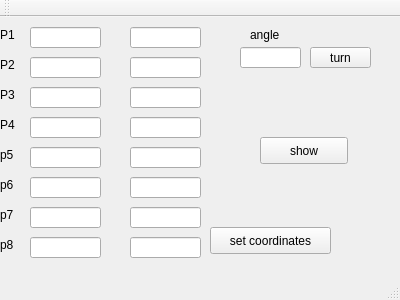
The window that mainwindow.ui (romangr/KG1) describes before a commit, drawn with Qt 5.
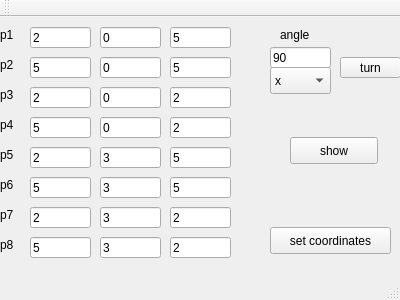
The same window after the commit.

Commit message: Всё что только можно, но не вывод проекции в графическом виде. Прицепил графический ввод входных данных, привязал кнопки. Вроде как данные считываюся, а методы вызываются. ПОубирал местами лишние isFinalized(). Прицепил QGraphicsView, похоже через него попробую рисовать. В теории всё ерунда.

```diff
--- a/mainwindow.ui
+++ b/mainwindow.ui
@@ -14,26 +14,6 @@
    <string>MainWindow</string>
   </property>
   <widget class="QWidget" name="centralWidget">
-   <widget class="QLineEdit" name="lineEdit">
-    <property name="geometry">
-     <rect>
-      <x>30</x>
-      <y>10</y>
-      <width>71</width>
-      <height>21</height>
-     </rect>
-    </property>
-   </widget>
-   <widget class="QLineEdit" name="lineEdit_2">
-    <property name="geometry">
-     <rect>
-      <x>130</x>
-      <y>10</y>
-      <width>71</width>
-      <height>21</height>
-     </rect>
-    </property>
-   </widget>
    <widget class="QLabel" name="label">
     <property name="geometry">
      <rect>
@@ -44,27 +24,7 @@
      </rect>
     </property>
     <property name="text">
-     <string>P1</string>
-    </property>
-   </widget>
-   <widget class="QLineEdit" name="lineEdit_3">
-    <property name="geometry">
-     <rect>
-      <x>130</x>
-      <y>40</y>
-      <width>71</width>
-      <height>21</height>
-     </rect>
-    </property>
-   </widget>
-   <widget class="QLineEdit" name="lineEdit_4">
-    <property name="geometry">
-     <rect>
-      <x>30</x>
-      <y>40</y>
-      <width>71</width>
-      <height>21</height>
-     </rect>
+     <string>p1</string>
     </property>
    </widget>
    <widget class="QLabel" name="label_2">
@@ -77,27 +37,7 @@
      </rect>
     </property>
     <property name="text">
-     <string>P2</string>
-    </property>
-   </widget>
-   <widget class="QLineEdit" name="lineEdit_5">
-    <property name="geometry">
-     <rect>
-      <x>130</x>
-      <y>70</y>
-      <width>71</width>
-      <height>21</height>
-     </rect>
-    </property>
-   </widget>
-   <widget class="QLineEdit" name="lineEdit_6">
-    <property name="geometry">
-     <rect>
-      <x>30</x>
-      <y>70</y>
-      <width>71</width>
-      <height>21</height>
-     </rect>
+     <string>p2</string>
     </property>
    </widget>
    <widget class="QLabel" name="label_3">
@@ -110,27 +50,7 @@
      </rect>
     </property>
     <property name="text">
-     <string>P3</string>
-    </property>
-   </widget>
-   <widget class="QLineEdit" name="lineEdit_7">
-    <property name="geometry">
-     <rect>
-      <x>130</x>
-      <y>100</y>
-      <width>71</width>
-      <height>21</height>
-     </rect>
-    </property>
-   </widget>
-   <widget class="QLineEdit" name="lineEdit_8">
-    <property name="geometry">
-     <rect>
-      <x>30</x>
-      <y>100</y>
-      <width>71</width>
-      <height>21</height>
-     </rect>
+     <string>p3</string>
     </property>
    </widget>
    <widget class="QLabel" name="label_4">
@@ -143,17 +63,7 @@
      </rect>
     </property>
     <property name="text">
-     <string>P4</string>
-    </property>
-   </widget>
-   <widget class="QLineEdit" name="lineEdit_9">
-    <property name="geometry">
-     <rect>
-      <x>130</x>
-      <y>190</y>
-      <width>71</width>
-      <height>21</height>
-     </rect>
+     <string>p4</string>
     </property>
    </widget>
    <widget class="QLabel" name="label_5">
@@ -169,16 +79,6 @@
      <string>p6</string>
     </property>
    </widget>
-   <widget class="QLineEdit" name="lineEdit_10">
-    <property name="geometry">
-     <rect>
-      <x>30</x>
-      <y>160</y>
-      <width>71</width>
-      <height>21</height>
-     </rect>
-    </property>
-   </widget>
    <widget class="QLabel" name="label_6">
     <property name="geometry">
      <rect>
@@ -192,16 +92,6 @@
      <string>p8</string>
     </property>
    </widget>
-   <widget class="QLineEdit" name="lineEdit_11">
-    <property name="geometry">
-     <rect>
-      <x>130</x>
-      <y>160</y>
-      <width>71</width>
-      <height>21</height>
-     </rect>
-    </property>
-   </widget>
    <widget class="QLabel" name="label_7">
     <property name="geometry">
      <rect>
@@ -215,46 +105,6 @@
      <string>p7</string>
     </property>
    </widget>
-   <widget class="QLineEdit" name="lineEdit_12">
-    <property name="geometry">
-     <rect>
-      <x>130</x>
-      <y>130</y>
-      <width>71</width>
-      <height>21</height>
-     </rect>
-    </property>
-   </widget>
-   <widget class="QLineEdit" name="lineEdit_13">
-    <property name="geometry">
-     <rect>
-      <x>30</x>
-      <y>190</y>
-      <width>71</width>
-      <height>21</height>
-     </rect>
-    </property>
-   </widget>
-   <widget class="QLineEdit" name="lineEdit_14">
-    <property name="geometry">
-     <rect>
-      <x>130</x>
-      <y>220</y>
-      <width>71</width>
-      <height>21</height>
-     </rect>
-    </property>
-   </widget>
-   <widget class="QLineEdit" name="lineEdit_15">
-    <property name="geometry">
-     <rect>
-      <x>30</x>
-      <y>130</y>
-      <width>71</width>
-      <height>21</height>
-     </rect>
-    </property>
-   </widget>
    <widget class="QLabel" name="label_8">
     <property name="geometry">
      <rect>
@@ -268,20 +118,10 @@
      <string>p5</string>
     </property>
    </widget>
-   <widget class="QLineEdit" name="lineEdit_16">
-    <property name="geometry">
-     <rect>
-      <x>30</x>
-      <y>220</y>
-      <width>71</width>
-      <height>21</height>
-     </rect>
-    </property>
-   </widget>
    <widget class="QLabel" name="label_9">
     <property name="geometry">
      <rect>
-      <x>250</x>
+      <x>280</x>
       <y>10</y>
       <width>41</width>
       <height>16</height>
@@ -291,21 +131,11 @@
      <string>angle</string>
     </property>
    </widget>
-   <widget class="QLineEdit" name="lineEdit_17">
-    <property name="geometry">
-     <rect>
-      <x>240</x>
-      <y>30</y>
-      <width>61</width>
-      <height>21</height>
-     </rect>
-    </property>
-   </widget>
    <widget class="QPushButton" name="pushButton">
     <property name="geometry">
      <rect>
-      <x>310</x>
-      <y>30</y>
+      <x>340</x>
+      <y>40</y>
       <width>61</width>
       <height>21</height>
      </rect>
@@ -317,7 +147,7 @@
    <widget class="QPushButton" name="pushButton_2">
     <property name="geometry">
      <rect>
-      <x>260</x>
+      <x>290</x>
       <y>120</y>
       <width>88</width>
       <height>27</height>
@@ -330,7 +160,7 @@
    <widget class="QPushButton" name="pushButton_3">
     <property name="geometry">
      <rect>
-      <x>210</x>
+      <x>270</x>
       <y>210</y>
       <width>121</width>
       <height>27</height>
@@ -340,6 +170,356 @@
      <string>set coordinates</string>
     </property>
    </widget>
+   <widget class="QComboBox" name="comboBox">
+    <property name="geometry">
+     <rect>
+      <x>270</x>
+      <y>50</y>
+      <width>61</width>
+      <height>27</height>
+     </rect>
+    </property>
+    <item>
+     <property name="text">
+      <string>x</string>
+     </property>
+    </item>
+    <item>
+     <property name="text">
+      <string>y</string>
+     </property>
+    </item>
+    <item>
+     <property name="text">
+      <string>z</string>
+     </property>
+    </item>
+   </widget>
+   <widget class="QLineEdit" name="lineEdit">
+    <property name="geometry">
+     <rect>
+      <x>30</x>
+      <y>10</y>
+      <width>61</width>
+      <height>21</height>
+     </rect>
+    </property>
+    <property name="text">
+     <string>2</string>
+    </property>
+   </widget>
+   <widget class="QLineEdit" name="lineEdit_2">
+    <property name="geometry">
+     <rect>
+      <x>100</x>
+      <y>10</y>
+      <width>61</width>
+      <height>21</height>
+     </rect>
+    </property>
+    <property name="text">
+     <string>0</string>
+    </property>
+   </widget>
+   <widget class="QLineEdit" name="lineEdit_3">
+    <property name="geometry">
+     <rect>
+      <x>170</x>
+      <y>10</y>
+      <width>61</width>
+      <height>21</height>
+     </rect>
+    </property>
+    <property name="text">
+     <string>5</string>
+    </property>
+   </widget>
+   <widget class="QLineEdit" name="lineEdit_4">
+    <property name="geometry">
+     <rect>
+      <x>30</x>
+      <y>40</y>
+      <width>61</width>
+      <height>21</height>
+     </rect>
+    </property>
+    <property name="text">
+     <string>5</string>
+    </property>
+   </widget>
+   <widget class="QLineEdit" name="lineEdit_5">
+    <property name="geometry">
+     <rect>
+      <x>100</x>
+      <y>40</y>
+      <width>61</width>
+      <height>21</height>
+     </rect>
+    </property>
+    <property name="text">
+     <string>0</string>
+    </property>
+   </widget>
+   <widget class="QLineEdit" name="lineEdit_6">
+    <property name="geometry">
+     <rect>
+      <x>170</x>
+      <y>40</y>
+      <width>61</width>
+      <height>21</height>
+     </rect>
+    </property>
+    <property name="text">
+     <string>5</string>
+    </property>
+   </widget>
+   <widget class="QLineEdit" name="lineEdit_7">
+    <property name="geometry">
+     <rect>
+      <x>30</x>
+      <y>70</y>
+      <width>61</width>
+      <height>21</height>
+     </rect>
+    </property>
+    <property name="text">
+     <string>2</string>
+    </property>
+   </widget>
+   <widget class="QLineEdit" name="lineEdit_8">
+    <property name="geometry">
+     <rect>
+      <x>100</x>
+      <y>70</y>
+      <width>61</width>
+      <height>21</height>
+     </rect>
+    </property>
+    <property name="text">
+     <string>0</string>
+    </property>
+   </widget>
+   <widget class="QLineEdit" name="lineEdit_9">
+    <property name="geometry">
+     <rect>
+      <x>170</x>
+      <y>70</y>
+      <width>61</width>
+      <height>21</height>
+     </rect>
+    </property>
+    <property name="text">
+     <string>2</string>
+    </property>
+   </widget>
+   <widget class="QLineEdit" name="lineEdit_10">
+    <property name="geometry">
+     <rect>
+      <x>30</x>
+      <y>100</y>
+      <width>61</width>
+      <height>21</height>
+     </rect>
+    </property>
+    <property name="text">
+     <string>5</string>
+    </property>
+   </widget>
+   <widget class="QLineEdit" name="lineEdit_11">
+    <property name="geometry">
+     <rect>
+      <x>100</x>
+      <y>100</y>
+      <width>61</width>
+      <height>21</height>
+     </rect>
+    </property>
+    <property name="text">
+     <string>0</string>
+    </property>
+   </widget>
+   <widget class="QLineEdit" name="lineEdit_12">
+    <property name="geometry">
+     <rect>
+      <x>170</x>
+      <y>100</y>
+      <width>61</width>
+      <height>21</height>
+     </rect>
+    </property>
+    <property name="text">
+     <string>2</string>
+    </property>
+   </widget>
+   <widget class="QLineEdit" name="lineEdit_13">
+    <property name="geometry">
+     <rect>
+      <x>30</x>
+      <y>130</y>
+      <width>61</width>
+      <height>21</height>
+     </rect>
+    </property>
+    <property name="text">
+     <string>2</string>
+    </property>
+   </widget>
+   <widget class="QLineEdit" name="lineEdit_14">
+    <property name="geometry">
+     <rect>
+      <x>100</x>
+      <y>130</y>
+      <width>61</width>
+      <height>21</height>
+     </rect>
+    </property>
+    <property name="text">
+     <string>3</string>
+    </property>
+   </widget>
+   <widget class="QLineEdit" name="lineEdit_15">
+    <property name="geometry">
+     <rect>
+      <x>170</x>
+      <y>130</y>
+      <width>61</width>
+      <height>21</height>
+     </rect>
+    </property>
+    <property name="text">
+     <string>5</string>
+    </property>
+   </widget>
+   <widget class="QLineEdit" name="lineEdit_16">
+    <property name="geometry">
+     <rect>
+      <x>30</x>
+      <y>160</y>
+      <width>61</width>
+      <height>21</height>
+     </rect>
+    </property>
+    <property name="text">
+     <string>5</string>
+    </property>
+   </widget>
+   <widget class="QLineEdit" name="lineEdit_17">
+    <property name="geometry">
+     <rect>
+      <x>100</x>
+      <y>160</y>
+      <width>61</width>
+      <height>21</height>
+     </rect>
+    </property>
+    <property name="text">
+     <string>3</string>
+    </property>
+   </widget>
+   <widget class="QLineEdit" name="lineEdit_18">
+    <property name="geometry">
+     <rect>
+      <x>170</x>
+      <y>160</y>
+      <width>61</width>
+      <height>21</height>
+     </rect>
+    </property>
+    <property name="text">
+     <string>5</string>
+    </property>
+   </widget>
+   <widget class="QLineEdit" name="lineEdit_19">
+    <property name="geometry">
+     <rect>
+      <x>30</x>
+      <y>190</y>
+      <width>61</width>
+      <height>21</height>
+     </rect>
+    </property>
+    <property name="text">
+     <string>2</string>
+    </property>
+   </widget>
+   <widget class="QLineEdit" name="lineEdit_20">
+    <property name="geometry">
+     <rect>
+      <x>100</x>
+      <y>190</y>
+      <width>61</width>
+      <height>21</height>
+     </rect>
+    </property>
+    <property name="text">
+     <string>3</string>
+    </property>
+   </widget>
+   <widget class="QLineEdit" name="lineEdit_21">
+    <property name="geometry">
+     <rect>
+      <x>170</x>
+      <y>190</y>
+      <width>61</width>
+      <height>21</height>
+     </rect>
+    </property>
+    <property name="text">
+     <string>2</string>
+    </property>
+   </widget>
+   <widget class="QLineEdit" name="lineEdit_22">
+    <property name="geometry">
+     <rect>
+      <x>30</x>
+      <y>220</y>
+      <width>61</width>
+      <height>21</height>
+     </rect>
+    </property>
+    <property name="text">
+     <string>5</string>
+    </property>
+   </widget>
+   <widget class="QLineEdit" name="lineEdit_23">
+    <property name="geometry">
+     <rect>
+      <x>100</x>
+      <y>220</y>
+      <width>61</width>
+      <height>21</height>
+     </rect>
+    </property>
+    <property name="text">
+     <string>3</string>
+    </property>
+   </widget>
+   <widget class="QLineEdit" name="lineEdit_24">
+    <property name="geometry">
+     <rect>
+      <x>170</x>
+      <y>220</y>
+      <width>61</width>
+      <height>21</height>
+     </rect>
+    </property>
+    <property name="text">
+     <string>2</string>
+    </property>
+   </widget>
+   <widget class="QLineEdit" name="lineEdit_25">
+    <property name="geometry">
+     <rect>
+      <x>270</x>
+      <y>30</y>
+      <width>61</width>
+      <height>21</height>
+     </rect>
+    </property>
+    <property name="text">
+     <string>90</string>
+    </property>
+   </widget>
   </widget>
   <widget class="QMenuBar" name="menuBar">
    <property name="geometry">
```
The commit also changes 7 other files.
